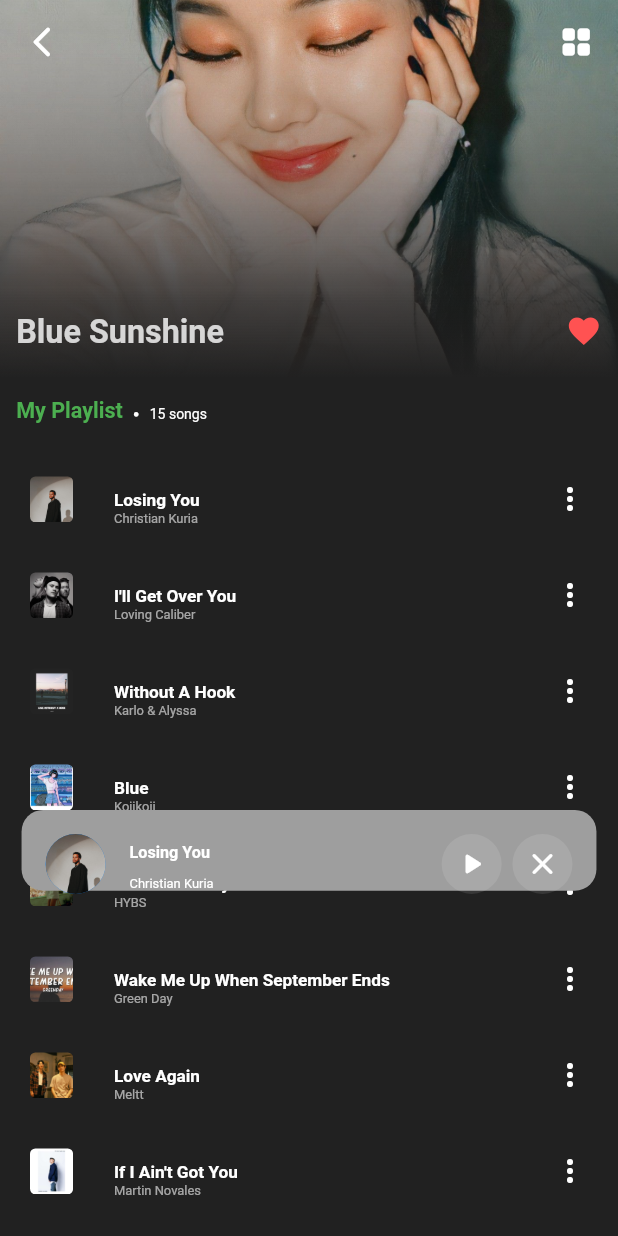
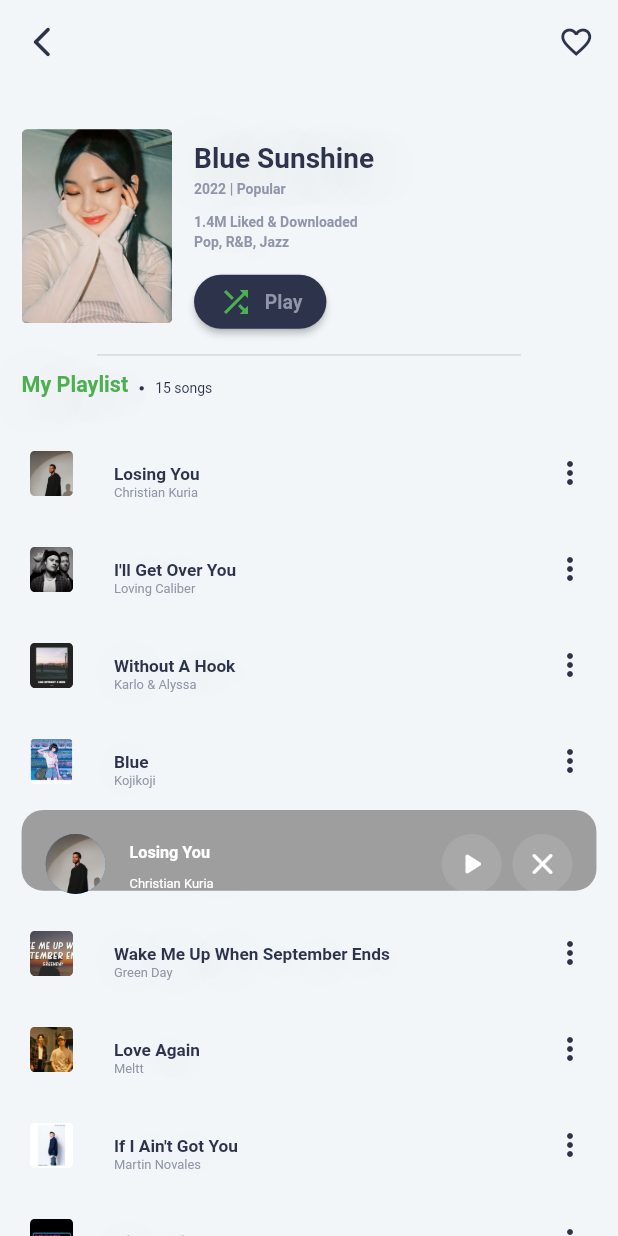
Before and after one commit to babigon1412/music_playlist_flutter, a Flutter app: the screen it shows after launch, after a tap on the "play arrow" icon, on a phone screen of 412 x 824 dp. Run offline on Flutter 3.47's test engine with Material 2 defaults, Android fonts, the phone set to English and light mode, and no system bars; our stand-ins replace assets_audio_player, flutter_neumorphic, palette_generator.

Commit message:
Change UI

```diff
--- a/lib/pages/playlist_page.dart
+++ b/lib/pages/playlist_page.dart
@@ -1,12 +1,14 @@
-import 'package:assets_audio_player/assets_audio_player.dart';
 import 'package:flutter/cupertino.dart';
 import 'package:flutter/material.dart';
+import 'package:palette_generator/palette_generator.dart';
 import 'package:music_playlist_flutter/models/songs.dart';
+import 'package:assets_audio_player/assets_audio_player.dart';
 import 'package:music_playlist_flutter/pages/player_page.dart';
+import 'package:music_playlist_flutter/utils/app_colors.dart';
 import 'package:music_playlist_flutter/utils/dimensions.dart';
 import 'package:music_playlist_flutter/widgets/bigtext.dart';
 import 'package:music_playlist_flutter/widgets/smalltext.dart';
-import 'package:palette_generator/palette_generator.dart';
+import 'dart:math';
 
 class PlaylistPage extends StatefulWidget {
   const PlaylistPage({Key? key}) : super(key: key);
@@ -19,6 +21,7 @@ class _PlaylistPage extends State<PlaylistPage> {
   final player = AssetsAudioPlayer();
   bool isPlaying = true;
   bool isShowing = true;
+  int randomNumber = 0;
   int playlistLength = getAmountSongs();
 
   @override
@@ -49,15 +52,18 @@ class _PlaylistPage extends State<PlaylistPage> {
   @override
   Widget build(BuildContext context) {
     return Scaffold(
-      backgroundColor: Colors.grey[900],
+      backgroundColor: const Color.fromARGB(255, 242, 246, 249),
       appBar: AppBar(
         backgroundColor: Colors.transparent,
         elevation: 0,
-        leading: const Icon(Icons.arrow_back_ios_new_rounded),
+        leading: Icon(
+          Icons.arrow_back_ios_new_rounded,
+          color: AppColors.greyBlack,
+        ),
         actions: [
           Padding(
             padding: EdgeInsets.only(right: Dimensions.ten * 2.2),
-            child: const Icon(Icons.grid_view_rounded),
+            child: Icon(Icons.favorite_border, color: AppColors.greyBlack),
           )
         ],
       ),
@@ -67,21 +73,112 @@ class _PlaylistPage extends State<PlaylistPage> {
           Column(
             crossAxisAlignment: CrossAxisAlignment.start,
             children: [
-              SizedBox(
-                height: Dimensions.ten * 35,
+              Container(
+                height: Dimensions.ten * 33,
                 width: Dimensions.screenWidth,
-                child: Stack(
-                  fit: StackFit.expand,
+                padding: EdgeInsets.only(
+                  top: Dimensions.ten * 12,
+                  left: Dimensions.ten * 2,
+                  right: Dimensions.ten * 2,
+                ),
+                color: const Color.fromARGB(255, 242, 246, 249),
+                child: Column(
+                  crossAxisAlignment: CrossAxisAlignment.start,
+                  mainAxisAlignment: MainAxisAlignment.spaceBetween,
                   children: [
-                    Image.asset('assets/images/profile.png', fit: BoxFit.cover),
-                    const _ShaderImage(),
-                    const _CurrentSongName(),
+                    Row(
+                      crossAxisAlignment: CrossAxisAlignment.start,
+                      children: [
+                        // Playlist image cover
+                        ClipRRect(
+                          borderRadius:
+                              BorderRadius.circular(Dimensions.ten * 0.5),
+                          child: Image.asset(
+                            'assets/images/profile.png',
+                            height: Dimensions.ten * 18,
+                            width: Dimensions.ten * 14,
+                            fit: BoxFit.cover,
+                          ),
+                        ),
+                        // Playlist name and play button
+                        Container(
+                          padding: EdgeInsets.only(
+                            left: Dimensions.ten * 2,
+                            top: Dimensions.ten * 1.2,
+                          ),
+                          child: Column(
+                            crossAxisAlignment: CrossAxisAlignment.start,
+                            mainAxisAlignment: MainAxisAlignment.center,
+                            children: [
+                              BigText(
+                                text: 'Blue Sunshine',
+                                color: AppColors.greyBlack,
+                                size: Dimensions.ten * 2.6,
+                              ),
+                              SizedBox(height: Dimensions.ten * 0.5),
+                              SmallText(
+                                text: '2022 | Popular',
+                                color: AppColors.blueGrey,
+                                size: Dimensions.ten * 1.3,
+                                fontWeight: FontWeight.bold,
+                              ),
+                              SizedBox(height: Dimensions.ten * 1.5),
+                              SmallText(
+                                text: '1.4M Liked & Downloaded',
+                                color: AppColors.blueGrey,
+                                size: Dimensions.ten * 1.3,
+                                fontWeight: FontWeight.bold,
+                              ),
+                              SizedBox(height: Dimensions.ten * 0.3),
+                              SmallText(
+                                text: 'Pop, R&B, Jazz',
+                                color: AppColors.blueGrey,
+                                size: Dimensions.ten * 1.3,
+                                fontWeight: FontWeight.bold,
+                              ),
+                              SizedBox(height: Dimensions.ten * 1.5),
+                              ElevatedButton(
+                                onPressed: () async {
+                                  // Random number to play a songs (shuffle)
+                                  randomNumber = Random().nextInt(songs.length);
+                                  await player
+                                      .playlistPlayAtIndex(randomNumber);
+                                  player.getCurrentAudioImage;
+                                  player.getCurrentAudioTitle;
+                                  setState(() {
+                                    // if isShow's false, the padding of list will incresed
+                                    isShowing = false;
+                                  });
+                                },
+                                style: ElevatedButton.styleFrom(
+                                  primary: AppColors.greyBlack,
+                                  shape: const StadiumBorder(),
+                                ),
+                                child: Row(
+                                  children: [
+                                    Icon(Icons.shuffle,
+                                        color: Colors.green[500]),
+                                    SizedBox(width: Dimensions.ten),
+                                    BigText(
+                                        text: 'Play',
+                                        color: AppColors.blueGrey,
+                                        size: Dimensions.ten * 1.8),
+                                  ],
+                                ),
+                              ),
+                            ],
+                          ),
+                        ),
+                      ],
+                    ),
+                    const _SeperateLine(),
                   ],
                 ),
               ),
-              SizedBox(height: Dimensions.ten * 2),
-              Padding(
-                padding: EdgeInsets.symmetric(horizontal: Dimensions.ten * 1.5),
+              SizedBox(height: Dimensions.ten * 1.6),
+              Container(
+                padding: EdgeInsets.symmetric(horizontal: Dimensions.ten * 2),
+                color: const Color.fromARGB(255, 242, 246, 249),
                 child: Row(
                   children: [
                     BigText(text: 'My Playlist', color: Colors.green[500]),
@@ -90,7 +187,7 @@ class _PlaylistPage extends State<PlaylistPage> {
                       padding: EdgeInsets.only(top: Dimensions.ten * 0.3),
                       child: Icon(
                         Icons.circle,
-                        color: Colors.white,
+                        color: AppColors.greyBlack,
                         size: Dimensions.ten * 0.5,
                       ),
                     ),
@@ -100,22 +197,23 @@ class _PlaylistPage extends State<PlaylistPage> {
                       child: SmallText(
                         text: '$playlistLength songs',
                         size: Dimensions.ten * 1.3,
+                        color: AppColors.greyBlack,
                       ),
                     ),
                   ],
                 ),
               ),
               SizedBox(height: Dimensions.ten * 0.5),
+              // Used listview to create the list
               Expanded(
                 child: Container(
                   margin: EdgeInsets.only(top: Dimensions.ten * 2),
-                  height: Dimensions.ten * 35,
                   child: ListView.builder(
                     padding: EdgeInsets.zero,
                     itemCount: songs.length,
                     itemBuilder: (BuildContext context, int index) {
                       return Card(
-                        color: Colors.grey[900],
+                        color: const Color.fromARGB(255, 242, 246, 249),
                         elevation: 0,
                         child: ListTile(
                           visualDensity: const VisualDensity(vertical: -4),
@@ -126,21 +224,25 @@ class _PlaylistPage extends State<PlaylistPage> {
                               borderRadius:
                                   BorderRadius.circular(Dimensions.ten * 0.5),
                               child: Image.asset(
+                                // Image's song
                                 songs[index].metas.image!.path,
                                 fit: BoxFit.cover,
                               ),
                             ),
                           ),
                           title: BigText(
+                            // Song name
                             text: songs[index].metas.title!,
                             size: Dimensions.ten * 1.6,
+                            color: AppColors.greyBlack,
                           ),
                           subtitle: SmallText(
+                            // Artist name
                             text: songs[index].metas.artist!,
-                            color: Colors.white60,
+                            color: AppColors.blueGrey,
                           ),
                           trailing:
-                              const Icon(Icons.more_vert, color: Colors.white),
+                              Icon(Icons.more_vert, color: AppColors.greyBlack),
                           onTap: () async {
                             await player.playlistPlayAtIndex(index);
                             player.getCurrentAudioImage;
@@ -156,10 +258,19 @@ class _PlaylistPage extends State<PlaylistPage> {
                 ),
               ),
               isShowing
-                  ? Container(height: Dimensions.ten * 1)
-                  : Container(height: Dimensions.ten * 10),
+                  ? Container(
+                      height: Dimensions.ten * 0,
+                      color: Colors.transparent,
+                    )
+                  : Container(
+                      height: Dimensions.ten * 8.8,
+                      color: Colors.transparent,
+                    ),
             ],
           ),
+          // The small player part
+          // It will show up when image is loaded
+          // Used position to set it at the bottom
           player.getCurrentAudioImage == null
               ? const SizedBox.shrink()
               : Positioned(
@@ -176,6 +287,7 @@ class _PlaylistPage extends State<PlaylistPage> {
                           horizontal: Dimensions.ten * 2,
                         ),
                         decoration: BoxDecoration(
+                          // Shading color
                           gradient: LinearGradient(
                             begin: Alignment.topLeft,
                             end: const Alignment(0, 5),
@@ -189,14 +301,17 @@ class _PlaylistPage extends State<PlaylistPage> {
                               BorderRadius.circular(Dimensions.ten * 2),
                         ),
                         child: ListTile(
+                          // Image cover
                           leading: CircleAvatar(
                             backgroundImage: AssetImage(
                                 player.getCurrentAudioImage?.path ?? ''),
                           ),
+                          // Song name
                           title: BigText(
                             text: player.getCurrentAudioTitle,
                             size: Dimensions.ten * 1.5,
                           ),
+                          // Artist
                           subtitle:
                               SmallText(text: player.getCurrentAudioArtist),
                           trailing: Row(
@@ -257,71 +372,19 @@ class _PlaylistPage extends State<PlaylistPage> {
   }
 }
 
-class _CurrentSongName extends StatelessWidget {
-  const _CurrentSongName({
+// The line between playlist name and songs
+class _SeperateLine extends StatelessWidget {
+  const _SeperateLine({
     Key? key,
   }) : super(key: key);
 
   @override
   Widget build(BuildContext context) {
-    return Padding(
-      padding: EdgeInsets.only(
-        top: Dimensions.ten * 28,
-        left: Dimensions.ten * 1.5,
-        right: Dimensions.ten * 1.5,
-        bottom: Dimensions.ten * 1.5,
-      ),
-      child: Row(
-        mainAxisAlignment: MainAxisAlignment.spaceBetween,
-        children: [
-          BigText(
-            text: 'Blue Sunshine',
-            color: Colors.white.withOpacity(0.8),
-            size: Dimensions.ten * 3,
-          ),
-          const Icon(Icons.favorite, color: Colors.redAccent),
-        ],
-      ),
+    return Container(
+      height: Dimensions.ten * 0.15,
+      width: Dimensions.screenWidth,
+      color: Colors.grey.withOpacity(0.3),
+      margin: EdgeInsets.symmetric(horizontal: Dimensions.ten * 7),
     );
   }
 }
-
-class _ShaderImage extends StatelessWidget {
-  const _ShaderImage({
-    Key? key,
-  }) : super(key: key);
-
-  @override
-  Widget build(BuildContext context) {
-    return ShaderMask(
-      shaderCallback: ((rect) {
-        return LinearGradient(
-            begin: Alignment.topCenter,
-            end: Alignment.bottomCenter,
-            colors: [
-              Colors.white,
-              Colors.white.withOpacity(0.5),
-              Colors.white.withOpacity(0.0),
-            ],
-            stops: const [
-              0.0,
-              0.0,
-              0.8,
-            ]).createShader(rect);
-      }),
-      blendMode: BlendMode.dstOut,
-      child: Container(
-        decoration: BoxDecoration(
-          gradient: LinearGradient(
-            begin: Alignment.topCenter,
-            end: Alignment.bottomCenter,
-            colors: [
-              Colors.transparent,
-              Colors.grey.shade900,
-            ],
-          ),
-        ),
-      ),
-    );
-  }
-}
--- a/lib/seekbar/position_seek_slider.dart
+++ b/lib/seekbar/position_seek_slider.dart
@@ -41,12 +41,14 @@ class _PositionSeekWidgetState extends State<PositionSeekWidget> {
   Widget build(BuildContext context) {
     return Row(
       mainAxisAlignment: MainAxisAlignment.spaceBetween,
-      children: <Widget>[
+      children: [
+        // Start time
         Text(
           durationToString(widget.currentPosition),
           style: const TextStyle(color: Colors.white70),
         ),
         SizedBox(width: Dimensions.ten * 1.5),
+        // Slider bar
         Expanded(
           child: NeumorphicSlider(
             height: Dimensions.ten * 0.6,
@@ -75,6 +77,7 @@ class _PositionSeekWidgetState extends State<PositionSeekWidget> {
           ),
         ),
         SizedBox(width: Dimensions.ten * 1.5),
+        // End time
         Text(
           durationToString(widget.duration),
           style: const TextStyle(color: Colors.white70),
@@ -84,6 +87,7 @@ class _PositionSeekWidgetState extends State<PositionSeekWidget> {
   }
 }
 
+// Song's time return two digits of minutes and seconds
 String durationToString(Duration duration) {
   String twoDigits(int n) {
     if (n >= 10) return '$n';
--- /dev/null
+++ b/lib/utils/app_colors.dart
@@ -0,0 +1,14 @@
+import 'dart:ui';
+
+// Main colors for the app
+class AppColors {
+  static final Color blue = Color(0xFF3e7fff);
+  static final Color blueWhite = Color(0xFFf4f7ff);
+  static final Color blueLight = Color(0xFFd9e7ff);
+  static final Color blueGreen = Color(0xFF3eccfe);
+  static final Color blueBlack = Color(0xFFbac5e9);
+  static final Color blueGrey = Color(0xFF9095a9);
+  static final Color greyBlack = Color(0xFF2c334b);
+  static final Color grey = Color(0xFF505361);
+  static final Color pink = Color(0xFFff3de6);
+}
--- a/lib/widgets/smalltext.dart
+++ b/lib/widgets/smalltext.dart
@@ -8,6 +8,7 @@ class SmallText extends StatelessWidget {
   int maxLines;
   TextAlign textAlign;
   TextOverflow overflow;
+  FontWeight fontWeight;
 
   SmallText({
     Key? key,
@@ -17,6 +18,7 @@ class SmallText extends StatelessWidget {
     this.maxLines = 1,
     this.textAlign = TextAlign.start,
     this.overflow = TextOverflow.ellipsis,
+    this.fontWeight = FontWeight.normal,
   }) : super(key: key);
 
   @override
@@ -29,6 +31,7 @@ class SmallText extends StatelessWidget {
       style: TextStyle(
         color: color,
         fontSize: size == 0 ? Dimensions.ten * 1.2 : size,
+        fontWeight: fontWeight,
         shadows: [
           Shadow(
             blurRadius: 50,
```
Also changed, not shown: lib/pages/player_page.dart (+10 -1 lines).
